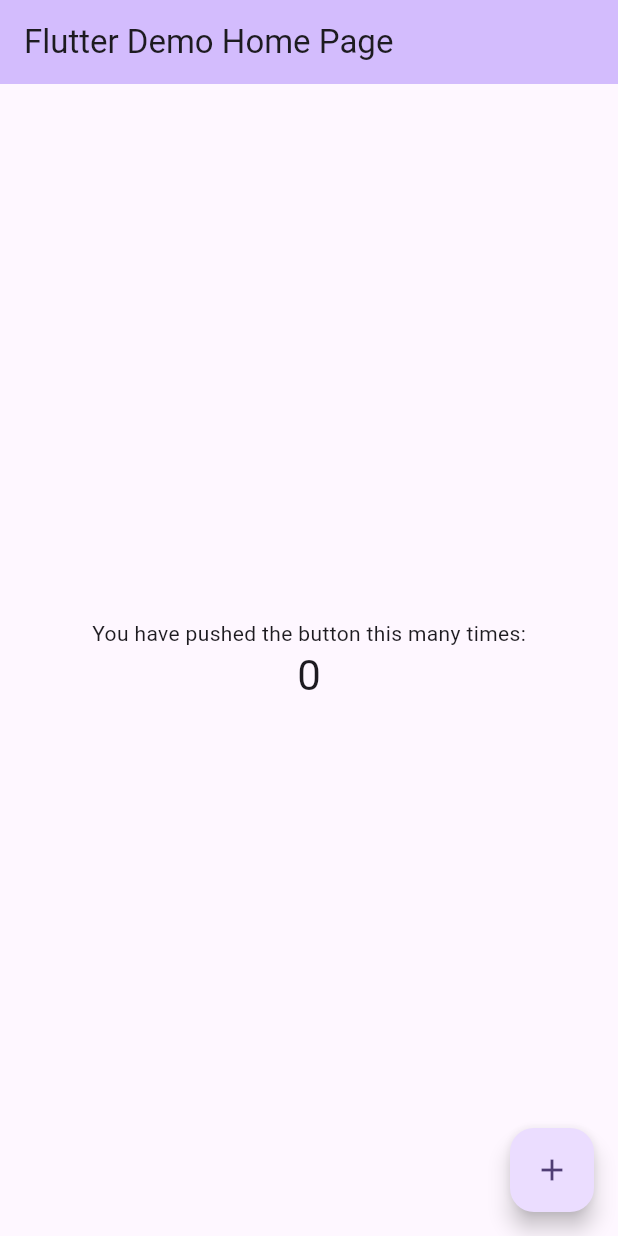
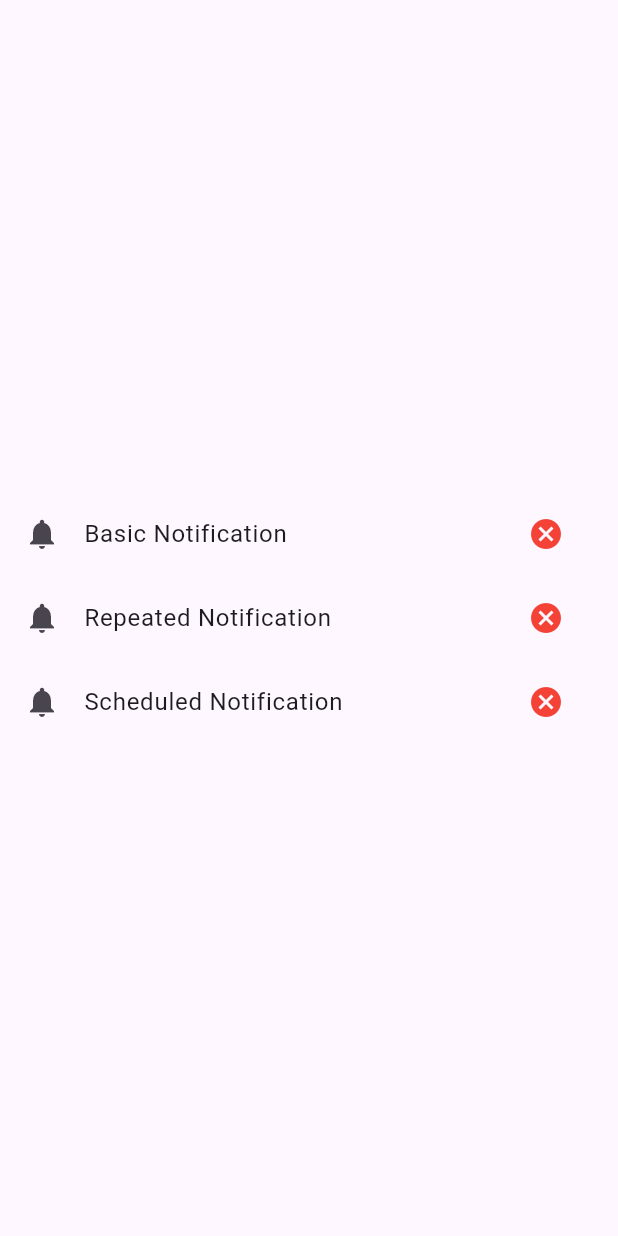
Before and after one commit to basant2231/notification, a Flutter app: the screen it shows after launch, on a phone screen of 412 x 824 dp. Run offline on Flutter 3.47's test engine with Material 3 defaults, Android fonts, the phone set to English and light mode, and no system bars; our stand-ins replace flutter_local_notifications.

Commit message:
basic and repeted notification

```diff
--- a/lib/local_notification_service.dart
+++ b/lib/local_notification_service.dart
@@ -1,11 +1,59 @@
+import 'package:flutter_local_notifications/flutter_local_notifications.dart';
+
+class LocalNotificationService {
+  static FlutterLocalNotificationsPlugin flutterLocalNotificationsPlugin =
+      FlutterLocalNotificationsPlugin();
+  static onTap(NotificationResponse details) {}
+  static Future init() async {
+    InitializationSettings settings = const InitializationSettings(
+        android: AndroidInitializationSettings("@mipmap/ic_launcher"),
+        iOS: DarwinInitializationSettings());
+
+    flutterLocalNotificationsPlugin.initialize(
+      settings,
+      onDidReceiveNotificationResponse: onTap,
+      onDidReceiveBackgroundNotificationResponse: onTap,
+    );
+  }
+
+  //basic notification
+  static void showBasicNotification() async {
+    NotificationDetails details = const NotificationDetails(
+        android: AndroidNotificationDetails('id 1', 'basic notifocation',
+            importance: Importance.max, priority: Priority.high));
+    await flutterLocalNotificationsPlugin.show(
+        0, 'basic notification', 'body', details,
+        payload: 'payload data');
+  }
+
+  static void showrepeatedNotification() async {
+    NotificationDetails details = const NotificationDetails(
+        android: AndroidNotificationDetails('id 2', 'repeated notifocation',
+            importance: Importance.max, priority: Priority.high));
+    await flutterLocalNotificationsPlugin.periodicallyShow(
+        1, 'basic notification', 'body', RepeatInterval.everyMinute, details,
+        payload: 'payload data');
+  }
+//time zoon package
+  // static void showSheduledNotification() async {
+  //   NotificationDetails details = const NotificationDetails(
+  //       android: AndroidNotificationDetails('id 3', 'scheduled notifocation',
+  //           importance: Importance.max, priority: Priority.high));
+  //   await flutterLocalNotificationsPlugin.zonedSchedule(
+  //       2, 'scheduled notifocation', 'body', scheduledDate, details,
+  //       uiLocalNotificationDateInterpretation:
+  //        UILocalNotificationDateInterpretation.absoluteTime);
+  // }
+
+  static void cancelNotification(int id) async {
+    await flutterLocalNotificationsPlugin.cancel(id);
+  }
+}
 
 
 
 
-
-
-
-//1.setup
+//1.setup done
 //2. basic notification
 //3. repeat notification
 //4. schedule notification
--- a/lib/main.dart
+++ b/lib/main.dart
@@ -1,6 +1,10 @@
 import 'package:flutter/material.dart';
 
-void main() {
+import '../local_notification_service.dart';
+
+void main() async {
+  WidgetsFlutterBinding.ensureInitialized();
+  await LocalNotificationService.init();
   runApp(const MyApp());
 }
 
@@ -10,120 +14,78 @@ class MyApp extends StatelessWidget {
   // This widget is the root of your application.
   @override
   Widget build(BuildContext context) {
-    return MaterialApp(
-      title: 'Flutter Demo',
-      theme: ThemeData(
-        // This is the theme of your application.
-        //
-        // TRY THIS: Try running your application with "flutter run". You'll see
-        // the application has a purple toolbar. Then, without quitting the app,
-        // try changing the seedColor in the colorScheme below to Colors.green
-        // and then invoke "hot reload" (save your changes or press the "hot
-        // reload" button in a Flutter-supported IDE, or press "r" if you used
-        // the command line to start the app).
-        //
-        // Notice that the counter didn't reset back to zero; the application
-        // state is not lost during the reload. To reset the state, use hot
-        // restart instead.
-        //
-        // This works for code too, not just values: Most code changes can be
-        // tested with just a hot reload.
-        colorScheme: ColorScheme.fromSeed(seedColor: Colors.deepPurple),
-        useMaterial3: true,
-      ),
-      home: const MyHomePage(title: 'Flutter Demo Home Page'),
+    return const MaterialApp(
+      home: NotificationScreen(title: 'Flutter Demo Home Page'),
     );
   }
 }
 
-class MyHomePage extends StatefulWidget {
-  const MyHomePage({super.key, required this.title});
-
-  // This widget is the home page of your application. It is stateful, meaning
-  // that it has a State object (defined below) that contains fields that affect
-  // how it looks.
-
-  // This class is the configuration for the state. It holds the values (in this
-  // case the title) provided by the parent (in this case the App widget) and
-  // used by the build method of the State. Fields in a Widget subclass are
-  // always marked "final".
+class NotificationScreen extends StatefulWidget {
+  const NotificationScreen({super.key, required this.title});
 
   final String title;
 
   @override
-  State<MyHomePage> createState() => _MyHomePageState();
+  State<NotificationScreen> createState() => _NotificationScreenState();
 }
 
-class _MyHomePageState extends State<MyHomePage> {
-  int _counter = 0;
-
-  void _incrementCounter() {
-    setState(() {
-      // This call to setState tells the Flutter framework that something has
-      // changed in this State, which causes it to rerun the build method below
-      // so that the display can reflect the updated values. If we changed
-      // _counter without calling setState(), then the build method would not be
-      // called again, and so nothing would appear to happen.
-      _counter++;
-    });
-  }
-
+class _NotificationScreenState extends State<NotificationScreen> {
   @override
   Widget build(BuildContext context) {
-    // This method is rerun every time setState is called, for instance as done
-    // by the _incrementCounter method above.
-    //
-    // The Flutter framework has been optimized to make rerunning build methods
-    // fast, so that you can just rebuild anything that needs updating rather
-    // than having to individually change instances of widgets.
     return Scaffold(
-      appBar: AppBar(
-        // TRY THIS: Try changing the color here to a specific color (to
-        // Colors.amber, perhaps?) and trigger a hot reload to see the AppBar
-        // change color while the other colors stay the same.
-        backgroundColor: Theme.of(context).colorScheme.inversePrimary,
-        // Here we take the value from the MyHomePage object that was created by
-        // the App.build method, and use it to set our appbar title.
-        title: Text(widget.title),
+      body: Column(
+        mainAxisAlignment: MainAxisAlignment.center,
+        children: [
+          ListTile(
+            onTap: () {
+              LocalNotificationService.showBasicNotification();
+            },
+            leading: const Icon(Icons.notifications),
+            title: const Text('Basic Notification'),
+            trailing: IconButton(
+                onPressed: () {
+                  LocalNotificationService.cancelNotification(0);
+                },
+                icon: const Icon(
+                  Icons.cancel,
+                  color: Colors.red,
+                )),
+          ),
+          ListTile(
+            onTap: () {
+              LocalNotificationService.showrepeatedNotification();
+            },
+            leading: const Icon(Icons.notifications),
+            title: const Text('Repeated Notification'),
+            trailing: IconButton(
+                onPressed: () {
+                  LocalNotificationService.cancelNotification(1);
+                },
+                icon: const Icon(
+                  Icons.cancel,
+                  color: Colors.red,
+                )),
+          ),
+          ListTile(
+            onTap: () {
+              // LocalNotificationService.showSheduledNotification();
+            },
+            leading: const Icon(Icons.notifications),
+            title: const Text('Scheduled Notification'),
+            trailing: IconButton(
+                onPressed: () {
+                  LocalNotificationService.cancelNotification(1);
+                },
+                icon: const Icon(
+                  Icons.cancel,
+                  color: Colors.red,
+                )),
+          ),
+        ],
       ),
-      body: Center(
-        // Center is a layout widget. It takes a single child and positions it
-        // in the middle of the parent.
-        child: Column(
-          // Column is also a layout widget. It takes a list of children and
-          // arranges them vertically. By default, it sizes itself to fit its
-          // children horizontally, and tries to be as tall as its parent.
-          //
-          // Column has various properties to control how it sizes itself and
-          // how it positions its children. Here we use mainAxisAlignment to
-          // center the children vertically; the main axis here is the vertical
-          // axis because Columns are vertical (the cross axis would be
-          // horizontal).
-          //
-          // TRY THIS: Invoke "debug painting" (choose the "Toggle Debug Paint"
-          // action in the IDE, or press "p" in the console), to see the
-          // wireframe for each widget.
-          mainAxisAlignment: MainAxisAlignment.center,
-          children: <Widget>[
-            const Text(
-              'You have pushed the button this many times:',
-            ),
-            Text(
-              '$_counter',
-              style: Theme.of(context).textTheme.headlineMedium,
-            ),
-          ],
-        ),
-      ),
-      floatingActionButton: FloatingActionButton(
-        onPressed: _incrementCounter,
-        tooltip: 'Increment',
-        child: const Icon(Icons.add),
-      ), // This trailing comma makes auto-formatting nicer for build methods.
     );
   }
 }
-
 
 //local notification
 //from my device
--- a/pubspec.yaml
+++ b/pubspec.yaml
@@ -28,6 +28,7 @@ environment:
 # the latest version available on pub.dev. To see which dependencies have newer
 # versions available, run `flutter pub outdated`.
 dependencies:
+
   flutter:
     sdk: flutter
 
@@ -35,7 +36,7 @@ dependencies:
   # The following adds the Cupertino Icons font to your application.
   # Use with the CupertinoIcons class for iOS style icons.
   cupertino_icons: ^1.0.6
-
+  flutter_local_notifications: ^17.0.1
 dev_dependencies:
   flutter_test:
     sdk: flutter
```
Also changed, not shown: pubspec.lock, 1 other file.
